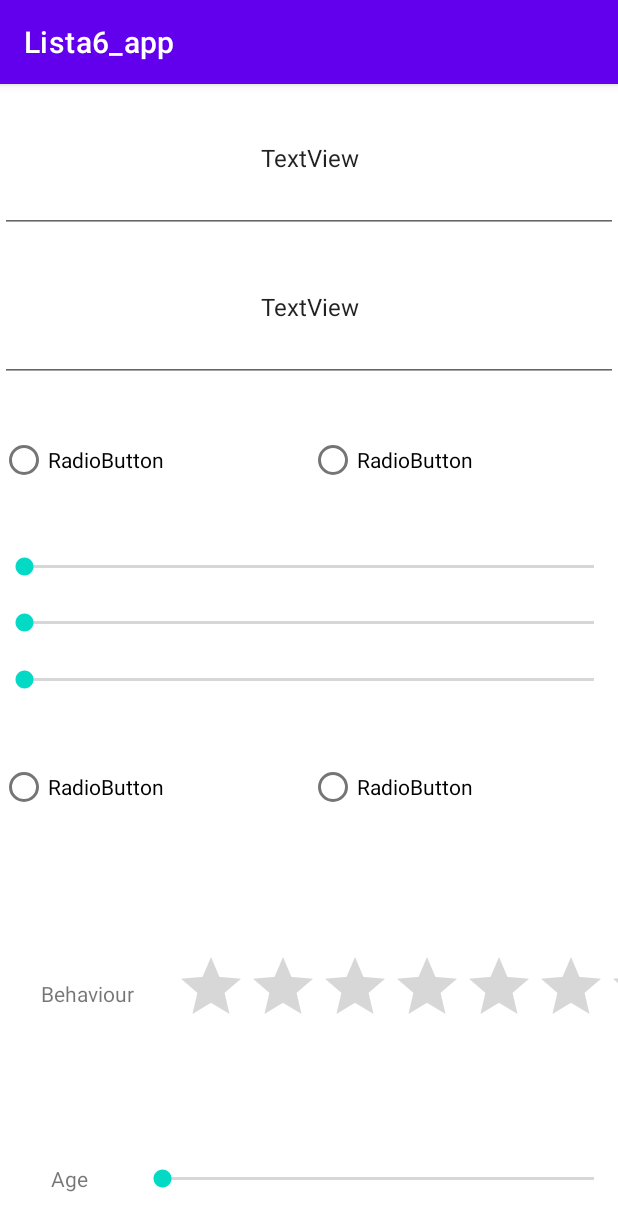
After one commit to WitoldFracek/Lista6_app, an Android app: the DetailsFragment screen opened through its navigation route, on a phone screen of 412 x 824 dp. The commit adds this screen. Shown: the top 1231 px of the screen. Run offline under Robolectric (Android 15) with nearby library versions, the phone set to English and light mode, and no system bars.

Commit message:
Details fragment layout prepared

```diff
--- /dev/null
+++ b/app/src/main/java/com/example/lista6_app/DetailsFragment.kt
@@ -0,0 +1,54 @@
+package com.example.lista6_app
+
+import android.os.Bundle
+import androidx.fragment.app.Fragment
+import android.view.LayoutInflater
+import android.view.View
+import android.view.ViewGroup
+import com.google.android.material.bottomnavigation.BottomNavigationView
+
+private const val ARG_PARAM1 = "param1"
+private const val ARG_PARAM2 = "param2"
+
+
+class DetailsFragment : Fragment() {
+    private var param1: String? = null
+    private var param2: String? = null
+
+    override fun onCreate(savedInstanceState: Bundle?) {
+        super.onCreate(savedInstanceState)
+        arguments?.let {
+            param1 = it.getString(ARG_PARAM1)
+            param2 = it.getString(ARG_PARAM2)
+        }
+    }
+
+    override fun onCreateView(
+        inflater: LayoutInflater, container: ViewGroup?,
+        savedInstanceState: Bundle?
+    ): View? {
+        return inflater.inflate(R.layout.fragment_details, container, false)
+    }
+
+    override fun onViewCreated(view: View, savedInstanceState: Bundle?) {
+        super.onViewCreated(view, savedInstanceState)
+
+        requireActivity().findViewById<BottomNavigationView>(R.id.bottom_nav).visibility = View.GONE
+    }
+
+    override fun onDestroy() {
+        requireActivity().findViewById<BottomNavigationView>(R.id.bottom_nav).visibility = View.VISIBLE
+        super.onDestroy()
+    }
+
+    companion object {
+        @JvmStatic
+        fun newInstance(param1: String, param2: String) =
+            DetailsFragment().apply {
+                arguments = Bundle().apply {
+                    putString(ARG_PARAM1, param1)
+                    putString(ARG_PARAM2, param2)
+                }
+            }
+    }
+}
--- /dev/null
+++ b/app/src/main/res/layout/fragment_details.xml
@@ -0,0 +1,173 @@
+<?xml version="1.0" encoding="utf-8"?>
+<LinearLayout xmlns:android="http://schemas.android.com/apk/res/android"
+    xmlns:app="http://schemas.android.com/apk/res-auto"
+    xmlns:tools="http://schemas.android.com/tools"
+    android:layout_width="match_parent"
+    android:layout_height="match_parent"
+    android:orientation="vertical"
+    android:weightSum="9"
+    tools:context=".DetailsFragment">
+
+    <EditText
+        android:id="@+id/details_name"
+        android:layout_width="match_parent"
+        android:layout_height="wrap_content"
+        android:layout_weight="1"
+        android:gravity="center"
+        android:text="TextView"
+        android:textSize="16sp" />
+
+    <EditText
+        android:id="@+id/details_breed"
+        android:layout_width="match_parent"
+        android:layout_height="wrap_content"
+        android:layout_weight="1"
+        android:gravity="center"
+        android:text="TextView"
+        android:textSize="16sp" />
+
+    <RadioGroup
+        android:id="@+id/species_radio_group"
+        android:layout_width="match_parent"
+        android:layout_height="wrap_content"
+        android:layout_weight="1"
+        android:gravity="center"
+        android:orientation="horizontal">
+
+        <RadioButton
+            android:id="@+id/radio_male"
+            android:layout_width="match_parent"
+            android:layout_height="wrap_content"
+            android:layout_weight="0.5"
+            android:text="RadioButton" />
+
+        <RadioButton
+            android:id="@+id/radio_female"
+            android:layout_width="match_parent"
+            android:layout_height="wrap_content"
+            android:layout_weight="0.5"
+            android:text="RadioButton" />
+    </RadioGroup>
+
+    <LinearLayout
+        android:layout_width="match_parent"
+        android:layout_height="wrap_content"
+        android:layout_weight="2"
+        android:orientation="horizontal"
+        android:weightSum="10">
+
+        <ImageView
+            android:id="@+id/details_image"
+            android:layout_width="wrap_content"
+            android:layout_height="wrap_content"
+            android:layout_gravity="center"
+            android:layout_weight="3"
+            tools:src="@tools:sample/avatars" />
+
+        <LinearLayout
+            android:layout_width="match_parent"
+            android:layout_height="match_parent"
+            android:layout_weight="7"
+            android:orientation="vertical"
+            android:weightSum="3">
+
+            <SeekBar
+                android:id="@+id/seek_bar_red"
+                android:layout_width="match_parent"
+                android:layout_height="wrap_content"
+                android:layout_weight="1" />
+
+            <SeekBar
+                android:id="@+id/seek_bar_green"
+                android:layout_width="match_parent"
+                android:layout_height="wrap_content"
+                android:layout_weight="1" />
+
+            <SeekBar
+                android:id="@+id/seek_bar_blue"
+                android:layout_width="match_parent"
+                android:layout_height="wrap_content"
+                android:layout_weight="1" />
+        </LinearLayout>
+    </LinearLayout>
+
+    <RadioGroup
+        android:id="@+id/gender_radio_group"
+        android:layout_width="match_parent"
+        android:layout_height="wrap_content"
+        android:layout_weight="1"
+        android:gravity="center"
+        android:orientation="horizontal">
+
+        <RadioButton
+            android:id="@+id/radio_cat"
+            android:layout_width="match_parent"
+            android:layout_height="wrap_content"
+            android:layout_weight="0.5"
+            android:text="RadioButton" />
+
+        <RadioButton
+            android:id="@+id/radio_dog"
+            android:layout_width="match_parent"
+            android:layout_height="wrap_content"
+            android:layout_weight="0.5"
+            android:text="RadioButton" />
+    </RadioGroup>
+
+    <LinearLayout
+        android:layout_width="match_parent"
+        android:layout_height="wrap_content"
+        android:layout_weight="2"
+        android:orientation="horizontal"
+        android:weightSum="10">
+
+        <TextView
+            android:id="@+id/textView4"
+            android:layout_width="wrap_content"
+            android:layout_height="wrap_content"
+            android:layout_gravity="center"
+            android:layout_weight="5"
+            android:gravity="center"
+            android:text="Behaviour" />
+
+        <RatingBar
+            android:id="@+id/details_bahaviour_bar"
+            android:layout_width="wrap_content"
+            android:layout_height="wrap_content"
+            android:layout_gravity="center"
+            android:layout_weight="5"
+            android:numStars="5" />
+
+    </LinearLayout>
+
+    <LinearLayout
+        android:layout_width="match_parent"
+        android:layout_height="wrap_content"
+        android:layout_weight="1"
+        android:orientation="horizontal"
+        android:weightSum="10">
+
+        <TextView
+            android:id="@+id/textView6"
+            android:layout_width="wrap_content"
+            android:layout_height="wrap_content"
+            android:layout_gravity="center"
+            android:layout_weight="2"
+            android:gravity="center"
+            android:text="Age" />
+
+        <SeekBar
+            android:id="@+id/details_age_bar"
+            android:layout_width="wrap_content"
+            android:layout_height="wrap_content"
+            android:layout_gravity="center"
+            android:layout_weight="8" />
+    </LinearLayout>
+
+    <LinearLayout
+        android:layout_width="match_parent"
+        android:layout_height="wrap_content"
+        android:layout_weight="1"
+        android:orientation="horizontal"></LinearLayout>
+
+</LinearLayout>
--- a/app/src/main/res/navigation/nav_graph_main.xml
+++ b/app/src/main/res/navigation/nav_graph_main.xml
@@ -32,4 +32,9 @@
         app:destination="@id/leftFragment"
         app:launchSingleTop ="true"
         app:popUpTo="@id/homeFragment"/>
+    <fragment
+        android:id="@+id/detailsFragment"
+        android:name="com.example.lista6_app.DetailsFragment"
+        android:label="fragment_details"
+        tools:layout="@layout/fragment_details" /><action android:id="@+id/action_global_detailsFragment" app:destination="@id/detailsFragment"/>
 </navigation>
```
Also changed, not shown: app/src/main/java/com/example/lista6_app/DataStore.kt (+10 -0 lines), app/src/main/java/com/example/lista6_app/ListAdapter.kt (+56 -2 lines), app/src/main/java/com/example/lista6_app/RightFragment.kt (+33 -0 lines).
